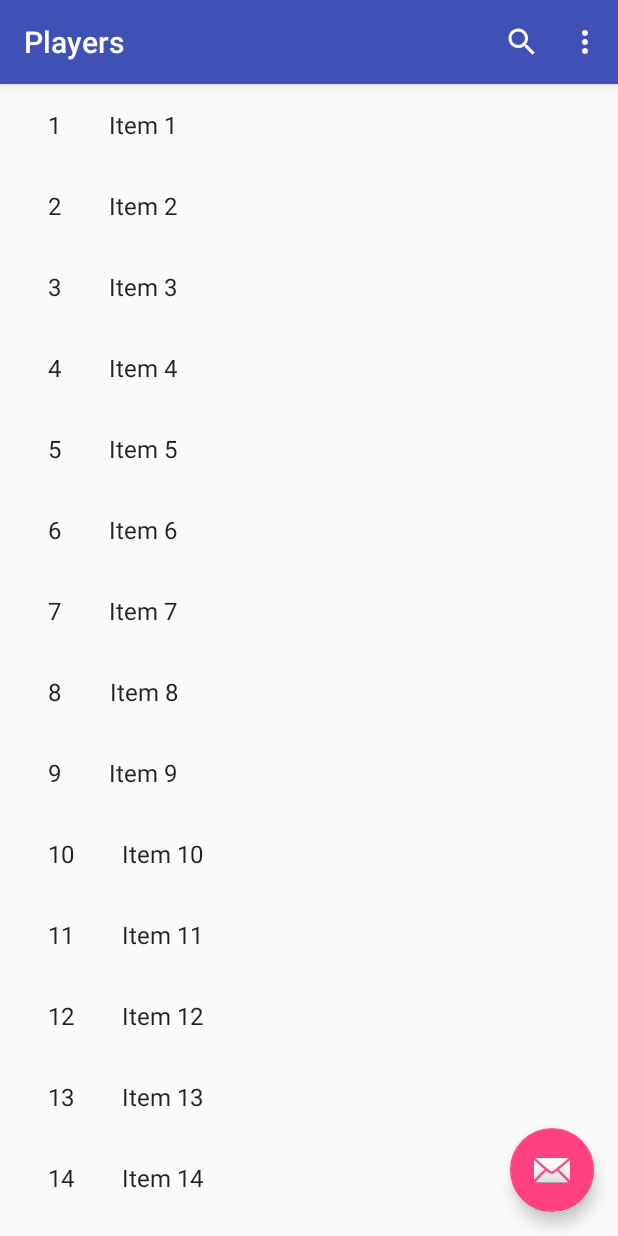
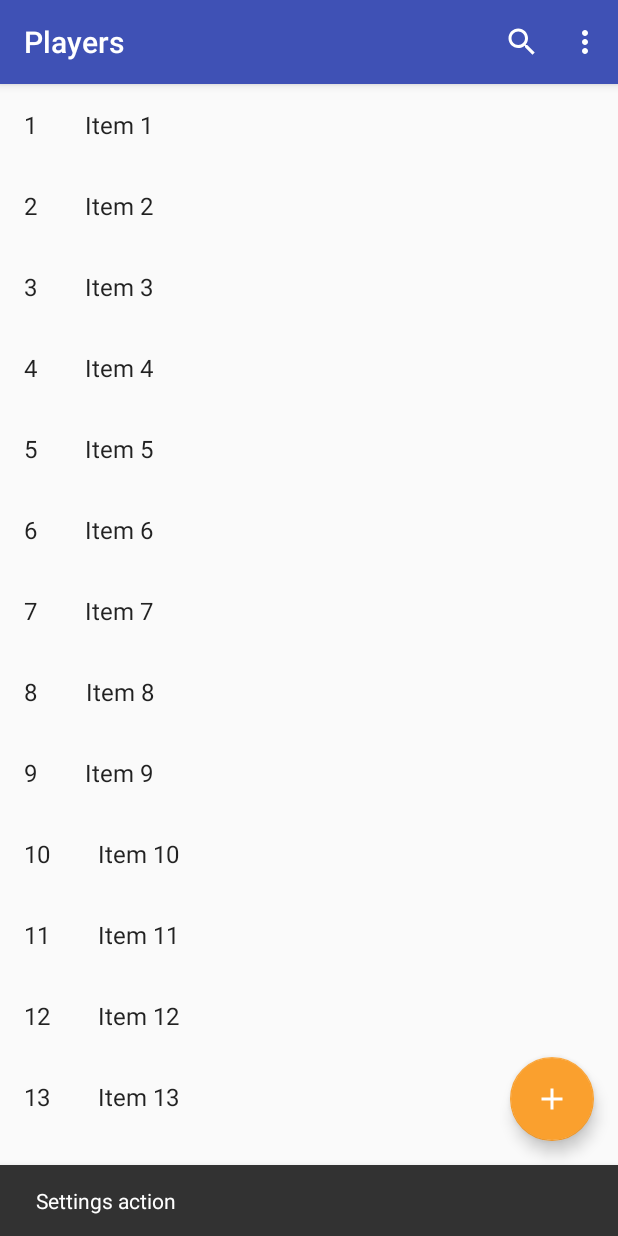
Before and after one commit to yxbh/Overwatch-Player-Log, an Android app: the screen it shows after launch (OwPlayerItemListActivity), in the options menu, after a tap on "Settings", on a phone screen of 412 x 824 dp. Run offline under Robolectric (Android 15) with nearby library versions, the phone set to English and light mode, and no system bars.

Commit message:
WIP
* new add icon
* main list activity menu
* accent color change

```diff
--- a/OverwatchPlayerLog-Android/app/build.gradle
+++ b/OverwatchPlayerLog-Android/app/build.gradle
@@ -10,6 +10,7 @@ android {
         versionCode 1
         versionName "1.0"
         testInstrumentationRunner "android.support.test.runner.AndroidJUnitRunner"
+        vectorDrawables.useSupportLibrary = true
     }
     buildTypes {
         release {
--- a/OverwatchPlayerLog-Android/app/src/main/java/me/benh/overwatchplayerlog/OwPlayerItemDetailActivity.java
+++ b/OverwatchPlayerLog-Android/app/src/main/java/me/benh/overwatchplayerlog/OwPlayerItemDetailActivity.java
@@ -2,12 +2,10 @@ package me.benh.overwatchplayerlog;
 
 import android.content.Intent;
 import android.os.Bundle;
-import android.support.design.widget.FloatingActionButton;
-import android.support.design.widget.Snackbar;
+import android.support.v7.app.ActionBar;
+import android.support.v7.app.AppCompatActivity;
 import android.support.v7.widget.Toolbar;
-import android.view.View;
-import android.support.v7.app.AppCompatActivity;
-import android.support.v7.app.ActionBar;
+import android.util.Log;
 import android.view.MenuItem;
 
 /**
@@ -25,12 +23,11 @@ public class OwPlayerItemDetailActivity extends AppCompatActivity {
         Toolbar toolbar = (Toolbar) findViewById(R.id.detail_toolbar);
         setSupportActionBar(toolbar);
 
-        FloatingActionButton fab = (FloatingActionButton) findViewById(R.id.fab);
-        fab.setOnClickListener(new View.OnClickListener() {
+        // Setup menu listener.
+        toolbar.setOnMenuItemClickListener(new Toolbar.OnMenuItemClickListener() {
             @Override
-            public void onClick(View view) {
-                Snackbar.make(view, "Replace with your own detail action", Snackbar.LENGTH_LONG)
-                        .setAction("Action", null).show();
+            public boolean onMenuItemClick(MenuItem item) {
+                return onMenuItemClick(item);
             }
         });
 
@@ -65,8 +62,10 @@ public class OwPlayerItemDetailActivity extends AppCompatActivity {
 
     @Override
     public boolean onOptionsItemSelected(MenuItem item) {
+        Log.d(this.getLocalClassName(), "onOptionsItemSelected");
         int id = item.getItemId();
-        if (id == android.R.id.home) {
+        switch (id) {
+            case android.R.id.home: {
                 // This ID represents the Home or Up button. In the case of this
                 // activity, the Up button is shown. For
                 // more details, see the Navigation pattern on Android Design:
@@ -76,6 +75,8 @@ public class OwPlayerItemDetailActivity extends AppCompatActivity {
                 navigateUpTo(new Intent(this, OwPlayerItemListActivity.class));
                 return true;
             }
+        }
+
         return super.onOptionsItemSelected(item);
     }
 }
--- a/OverwatchPlayerLog-Android/app/src/main/java/me/benh/overwatchplayerlog/OwPlayerItemListActivity.java
+++ b/OverwatchPlayerLog-Android/app/src/main/java/me/benh/overwatchplayerlog/OwPlayerItemListActivity.java
@@ -4,21 +4,22 @@ import android.content.Context;
 import android.content.Intent;
 import android.os.Bundle;
 import android.support.annotation.NonNull;
+import android.support.design.widget.FloatingActionButton;
+import android.support.design.widget.Snackbar;
 import android.support.v7.app.AppCompatActivity;
 import android.support.v7.widget.RecyclerView;
 import android.support.v7.widget.Toolbar;
-import android.support.design.widget.FloatingActionButton;
-import android.support.design.widget.Snackbar;
+import android.util.Log;
 import android.view.LayoutInflater;
 import android.view.Menu;
+import android.view.MenuItem;
 import android.view.View;
 import android.view.ViewGroup;
 import android.widget.TextView;
 
+import java.util.List;
 
 import me.benh.overwatchplayerlog.dummy.DummyContent;
-
-import java.util.List;
 
 /**
  * An activity representing a list of OwPlayerItems. This activity
@@ -45,7 +46,7 @@ public class OwPlayerItemListActivity extends AppCompatActivity {
         setSupportActionBar(toolbar);
         toolbar.setTitle(getTitle());
 
-        FloatingActionButton fab = (FloatingActionButton) findViewById(R.id.fab);
+        FloatingActionButton fab = (FloatingActionButton) findViewById(R.id.fab_add);
         fab.setOnClickListener(new View.OnClickListener() {
             @Override
             public void onClick(View view) {
@@ -73,6 +74,46 @@ public class OwPlayerItemListActivity extends AppCompatActivity {
         getMenuInflater().inflate(R.menu.menu_owplayeritem_list, menu);
         return true;
     }
+
+    @Override
+    public boolean onOptionsItemSelected(MenuItem item) {
+        Log.d(this.getLocalClassName(), "onOptionsItemSelected");
+        View menuView = this.getWindow().getDecorView().findViewById(R.id.content);
+        int id = item.getItemId();
+        switch (id) {
+            case android.R.id.home: {
+                // This ID represents the Home or Up button. In the case of this
+                // activity, the Up button is shown. For
+                // more details, see the Navigation pattern on Android Design:
+                //
+                // http://developer.android.com/design/patterns/navigation.html#up-vs-back
+                //
+                navigateUpTo(new Intent(this, OwPlayerItemListActivity.class));
+                return true;
+            }
+
+            case R.id.searchPlayer: {
+                Snackbar.make(menuView, "Player search action", Snackbar.LENGTH_LONG)
+                        .setAction("Action", null).show();
+                return true;
+            }
+
+            case R.id.removeAllPlayerRecords: {
+                Snackbar.make(menuView, "Remove all player records action", Snackbar.LENGTH_LONG)
+                        .setAction("Action", null).show();
+                return true;
+            }
+
+            case R.id.settings: {
+                Snackbar.make(menuView, "Settings action", Snackbar.LENGTH_LONG)
+                        .setAction("Action", null).show();
+                return true;
+            }
+        }
+
+        return super.onOptionsItemSelected(item);
+    }
+
 
     private void setupRecyclerView(@NonNull RecyclerView recyclerView) {
         recyclerView.setAdapter(new SimpleItemRecyclerViewAdapter(DummyContent.ITEMS));
--- /dev/null
+++ b/OverwatchPlayerLog-Android/app/src/main/res/drawable/ic_add.xml
@@ -0,0 +1,9 @@
+<vector xmlns:android="http://schemas.android.com/apk/res/android"
+        android:width="24dp"
+        android:height="24dp"
+        android:viewportWidth="24.0"
+        android:viewportHeight="24.0">
+    <path
+        android:fillColor="@color/colorWhite"
+        android:pathData="M19,13h-6v6h-2v-6H5v-2h6V5h2v6h6v2z"/>
+</vector>
--- a/OverwatchPlayerLog-Android/app/src/main/res/drawable/ic_search.xml
+++ b/OverwatchPlayerLog-Android/app/src/main/res/drawable/ic_search.xml
@@ -4,6 +4,6 @@
         android:viewportWidth="24.0"
         android:viewportHeight="24.0">
     <path
-        android:fillColor="@color/colorAppBarIcon"
+        android:fillColor="@color/colorWhite"
         android:pathData="M15.5,14h-0.79l-0.28,-0.27C15.41,12.59 16,11.11 16,9.5 16,5.91 13.09,3 9.5,3S3,5.91 3,9.5 5.91,16 9.5,16c1.61,0 3.09,-0.59 4.23,-1.57l0.27,0.28v0.79l5,4.99L20.49,19l-4.99,-5zM9.5,14C7.01,14 5,11.99 5,9.5S7.01,5 9.5,5 14,7.01 14,9.5 11.99,14 9.5,14z"/>
 </vector>
--- a/OverwatchPlayerLog-Android/app/src/main/res/layout/activity_owplayeritem_list.xml
+++ b/OverwatchPlayerLog-Android/app/src/main/res/layout/activity_owplayeritem_list.xml
@@ -31,12 +31,12 @@
     </FrameLayout>
 
     <android.support.design.widget.FloatingActionButton
-        android:id="@+id/fab"
+        android:id="@+id/fab_add"
         android:layout_width="wrap_content"
         android:layout_height="wrap_content"
         android:layout_gravity="bottom|end"
         android:layout_margin="@dimen/fab_margin"
-        app:srcCompat="@android:drawable/ic_dialog_email" />
+        app:srcCompat="@drawable/ic_add" />
 
 
 </android.support.design.widget.CoordinatorLayout>
--- a/OverwatchPlayerLog-Android/app/src/main/res/layout/owplayeritem_list.xml
+++ b/OverwatchPlayerLog-Android/app/src/main/res/layout/owplayeritem_list.xml
@@ -6,8 +6,6 @@
     android:name="me.benh.overwatchplayerlog.OwPlayerItemListFragment"
     android:layout_width="match_parent"
     android:layout_height="match_parent"
-    android:layout_marginLeft="16dp"
-    android:layout_marginRight="16dp"
     app:layoutManager="LinearLayoutManager"
     tools:context="me.benh.overwatchplayerlog.OwPlayerItemListActivity"
     tools:listitem="@layout/owplayeritem_list_content" />
--- a/OverwatchPlayerLog-Android/app/src/main/res/menu/menu_owplayeritem_list.xml
+++ b/OverwatchPlayerLog-Android/app/src/main/res/menu/menu_owplayeritem_list.xml
@@ -1,14 +1,18 @@
 <?xml version="1.0" encoding="utf-8"?>
 <menu xmlns:app="http://schemas.android.com/apk/res-auto"
-    xmlns:android="http://schemas.android.com/apk/res/android">
+    xmlns:android="http://schemas.android.com/apk/res/android"
+    android:id="@+id/menu_owplayeritem_list">
 
     <item
-        android:id="@+id/app_bar_search"
+        android:id="@+id/searchPlayer"
         android:actionViewClass="android.support.v7.widget.SearchView"
         android:icon="@drawable/ic_search"
         android:title="Search"
         android:visible="true"
         android:showAsAction="always"
         app:showAsAction="always" />
-    <item android:title="Settings" />
+    <item android:title="Remove All"
+        android:id="@+id/removeAllPlayerRecords" />
+    <item android:title="Settings"
+        android:id="@+id/settings" />
 </menu>
--- a/OverwatchPlayerLog-Android/app/src/main/res/values/colors.xml
+++ b/OverwatchPlayerLog-Android/app/src/main/res/values/colors.xml
@@ -2,7 +2,7 @@
 <resources>
     <color name="colorPrimary">#3F51B5</color>
     <color name="colorPrimaryDark">#303F9F</color>
-    <color name="colorAccent">#FF4081</color>
+    <color name="colorAccent">#faa02e</color>
     <color name="colorWhite">#FFFFFF</color>
     <color name="colorAppBarIcon">#FFFFFF</color>
 </resources>
```
Lines whose indentation alone changed are shown as unchanged.
